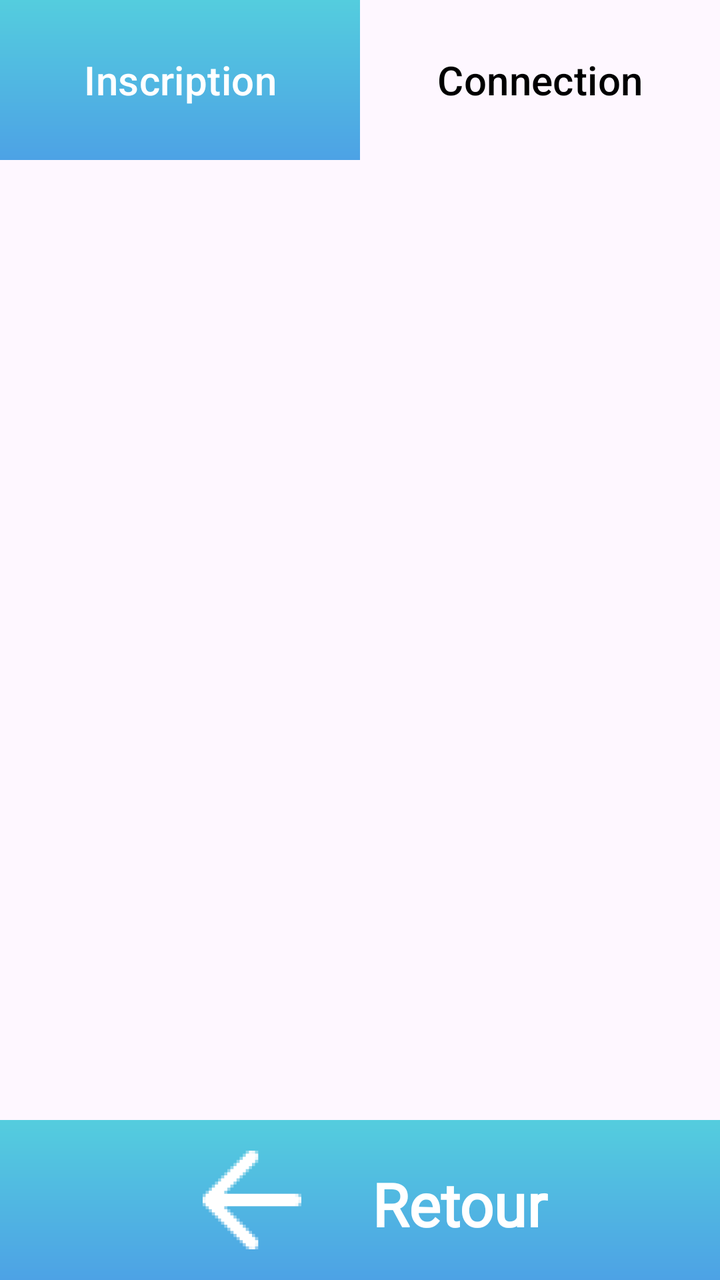
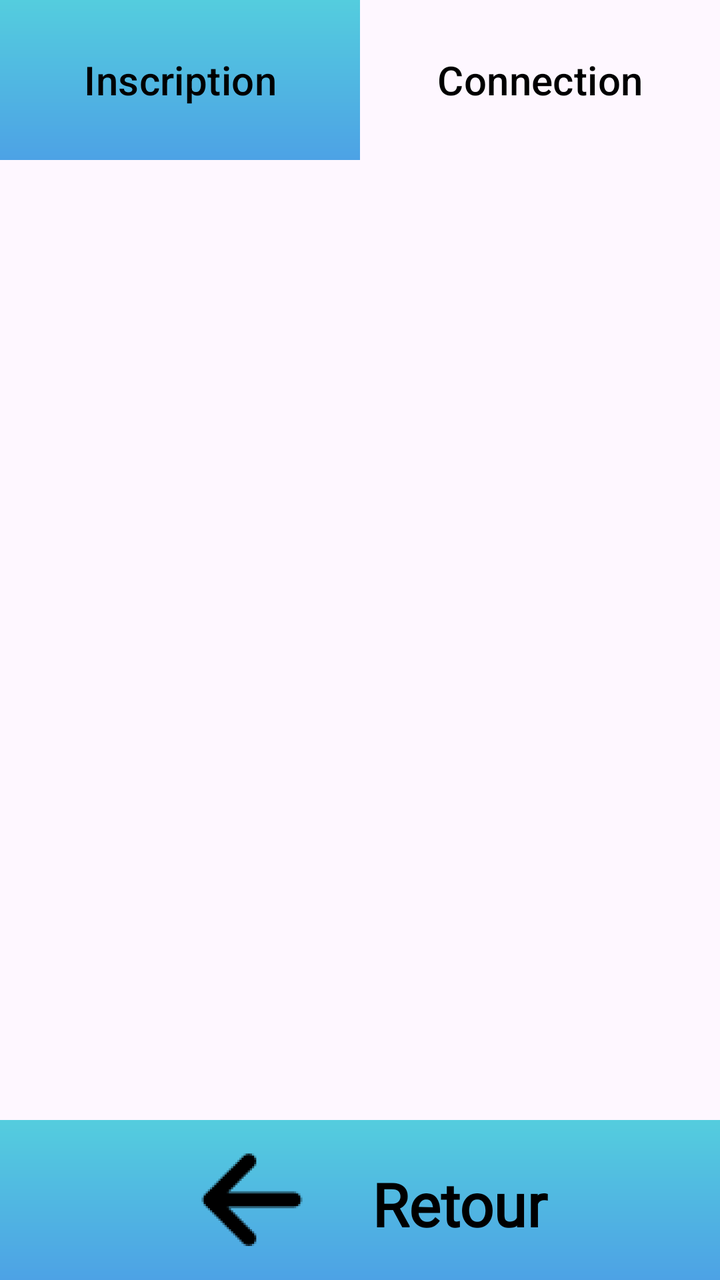

Compare the two renders of this Android layout. The source of the first and the diff that turns it into the second are given below.
<!-- AndroidManifest.xml: application theme Theme.NewAgapiVERSION311CLEAN -->
<!-- res/layout/login_inscription.xml -->
<?xml version="1.0" encoding="utf-8"?>
<androidx.constraintlayout.widget.ConstraintLayout xmlns:android="http://schemas.android.com/apk/res/android"
    xmlns:tools="http://schemas.android.com/tools"
    android:layout_width="match_parent"
    android:layout_height="match_parent"
    xmlns:app="http://schemas.android.com/apk/res-auto">

    <View
        android:id="@+id/viewLeft"
        android:layout_width="0dp"
        android:layout_height="80dp"
        android:background="@drawable/couleur_gradient"
        app:layout_constraintStart_toStartOf="parent"
        app:layout_constraintTop_toTopOf="parent"
        app:layout_constraintWidth_percent="0.5" />


    <Button
        android:id="@+id/titleInscription"
        android:layout_width="0dp"
        android:layout_height="80dp"
        android:backgroundTint="#00FFFFFF"
        android:text="Inscription"
        android:textColor="@color/white"
        android:textSize="20sp"
        app:layout_constraintStart_toStartOf="parent"
        app:layout_constraintEnd_toStartOf="@id/titlebuttonConnexion"
        app:layout_constraintTop_toTopOf="parent"
        app:layout_constraintWidth_percent="0.5"
        android:clickable="true"
        android:focusable="true"
        />


    <Button
        android:id="@+id/titlebuttonConnexion"
        android:layout_width="0dp"
        android:layout_height="80dp"
        android:backgroundTint="#00FFFFFF"
        android:text="Connection"
        android:textColor="@color/black"
        android:textSize="20sp"
        app:layout_constraintStart_toEndOf="@id/titleInscription"
        app:layout_constraintEnd_toEndOf="parent"
        app:layout_constraintTop_toTopOf="parent"
        app:layout_constraintWidth_percent="0.5"
        android:clickable="true"
        android:focusable="true"
        />

    <include
        android:id="@+id/footerauthentification"
        layout="@layout/footerauthentification"
        android:layout_width="match_parent"
        android:layout_height="wrap_content"
        app:layout_constraintBottom_toBottomOf="parent"
        app:layout_constraintStart_toStartOf="parent"
        app:layout_constraintEnd_toEndOf="parent" />


    <FrameLayout
        android:id="@+id/frameContainer"
        android:layout_width="match_parent"
        android:layout_height="0dp"
        app:layout_constraintTop_toBottomOf="@id/titlebuttonConnexion"
        app:layout_constraintBottom_toTopOf="@id/footerauthentification"
        >
    </FrameLayout>


</androidx.constraintlayout.widget.ConstraintLayout>
<!-- res/layout/footerauthentification.xml (included above) -->
<?xml version="1.0" encoding="utf-8"?>
<androidx.constraintlayout.widget.ConstraintLayout xmlns:android="http://schemas.android.com/apk/res/android"
    android:layout_width="match_parent"
    android:layout_height="match_parent"
    xmlns:app="http://schemas.android.com/apk/res-auto">

    <View
        android:id="@+id/zonefooter"
        android:layout_width="match_parent"
        android:layout_height="80dp"
        android:background="@drawable/couleur_gradient"
        app:layout_constraintBottom_toBottomOf="parent"
        >
    </View>
    <Button
        android:id="@+id/buttonRetourn"
        android:layout_width="match_parent"
        android:layout_height="0dp"
        android:backgroundTint="#00FFFFFF"
        app:layout_constraintTop_toTopOf="@id/zonefooter"
        app:layout_constraintBottom_toBottomOf="@id/zonefooter"
        >
    </Button>
    <LinearLayout
        android:layout_width="match_parent"
        android:layout_height="wrap_content"
        app:layout_constraintTop_toTopOf="@id/zonefooter"
        app:layout_constraintBottom_toBottomOf="@id/zonefooter"
        android:gravity="center"
        >


        <ImageView
            android:id="@+id/imageViewRetourn"
            android:layout_width="80dp"
            android:layout_height="wrap_content"
            app:layout_constraintBottom_toBottomOf="parent"
            app:layout_constraintStart_toStartOf="parent"
            app:layout_constraintTop_toTopOf="@+id/zonefooter"
            app:srcCompat="@mipmap/icon_retourn"
            android:layout_marginEnd="20dp"
            />

        <TextView
            android:id="@+id/textView4"
            android:layout_width="wrap_content"
            android:layout_height="wrap_content"
            android:fontFamily="@font/poppins"
            android:text="Retour"
            android:textColor="@color/white"
            android:textStyle="bold"
            android:textSize="30sp"
            android:layout_marginTop="2dp"
            />

    </LinearLayout>



</androidx.constraintlayout.widget.ConstraintLayout>
<!-- resources referenced by this layout -->
<resources>
  <color name="black">#FF000000</color>
  <color name="white">#FFFFFFFF</color>
  <!-- drawable couleur_gradient (drawable) -->
  <?xml version="1.0" encoding="utf-8"?>
  <layer-list xmlns:android="http://schemas.android.com/apk/res/android">
      <item>
          <shape android:shape="rectangle">
              <gradient
                  android:angle="270"
                  android:startColor="#54CDDE"
                  android:endColor="#4DA2E5"
                  android:type="linear"/>
          </shape>
      </item>
  </layer-list>
  <!-- mipmap icon_retourn: webp bitmap (mipmap-hdpi, 670 bytes) -->
  <style name="Theme.NewAgapiVERSION311CLEAN" parent="Base.Theme.NewAgapiVERSION311CLEAN" />
  <style name="Base.Theme.NewAgapiVERSION311CLEAN" parent="Theme.Material3.DayNight.NoActionBar">
          
          
        
      </style>
</resources>

<!-- the commit's change to res/layout/login_inscription.xml (unified diff, before → after) -->
@@ -14,6 +14,17 @@
         app:layout_constraintTop_toTopOf="parent"
         app:layout_constraintWidth_percent="0.5" />
 
+    <View
+        android:id="@+id/viewRight"
+        android:layout_width="0dp"
+        android:layout_height="80dp"
+        android:background="@drawable/couleur_gradient"
+        app:layout_constraintEnd_toEndOf="parent"
+        app:layout_constraintTop_toTopOf="parent"
+        app:layout_constraintWidth_percent="0.5"
+        android:visibility="gone"
+        />
+
 
     <Button
         android:id="@+id/titleInscription"
@@ -21,7 +32,7 @@
         android:layout_height="80dp"
         android:backgroundTint="#00FFFFFF"
         android:text="Inscription"
-        android:textColor="@color/white"
+        android:textColor="@color/black"
         android:textSize="20sp"
         app:layout_constraintStart_toStartOf="parent"
         app:layout_constraintEnd_toStartOf="@id/titlebuttonConnexion"
@@ -111,6 +122,7 @@
             app:layout_constraintTop_toTopOf="@+id/zonefooter"
             app:srcCompat="@mipmap/icon_retourn"
             android:layout_marginEnd="20dp"
+
             />
 
         <TextView
@@ -119,7 +131,7 @@
             android:layout_height="wrap_content"
             android:fontFamily="@font/poppins"
             android:text="Retour"
-            android:textColor="@color/white"
+            android:textColor="@color/black"
             android:textStyle="bold"
             android:textSize="30sp"
             android:layout_marginTop="2dp"
<!-- resource entries referenced after the edit -->
@@ -1,7 +1,6 @@
 <!-- resources referenced by this layout -->
 <resources>
   <color name="black">#FF000000</color>
-  <color name="white">#FFFFFFFF</color>
   <!-- drawable couleur_gradient (drawable) -->
   <?xml version="1.0" encoding="utf-8"?>
   <layer-list xmlns:android="http://schemas.android.com/apk/res/android">
@@ -15,7 +14,7 @@
           </shape>
       </item>
   </layer-list>
-  <!-- mipmap icon_retourn: webp bitmap (mipmap-hdpi, 670 bytes) -->
+  <!-- mipmap icon_retourn: webp bitmap (mipmap-hdpi, 1138 bytes) -->
   <style name="Theme.NewAgapiVERSION311CLEAN" parent="Base.Theme.NewAgapiVERSION311CLEAN" />
   <style name="Base.Theme.NewAgapiVERSION311CLEAN" parent="Theme.Material3.DayNight.NoActionBar">
           
